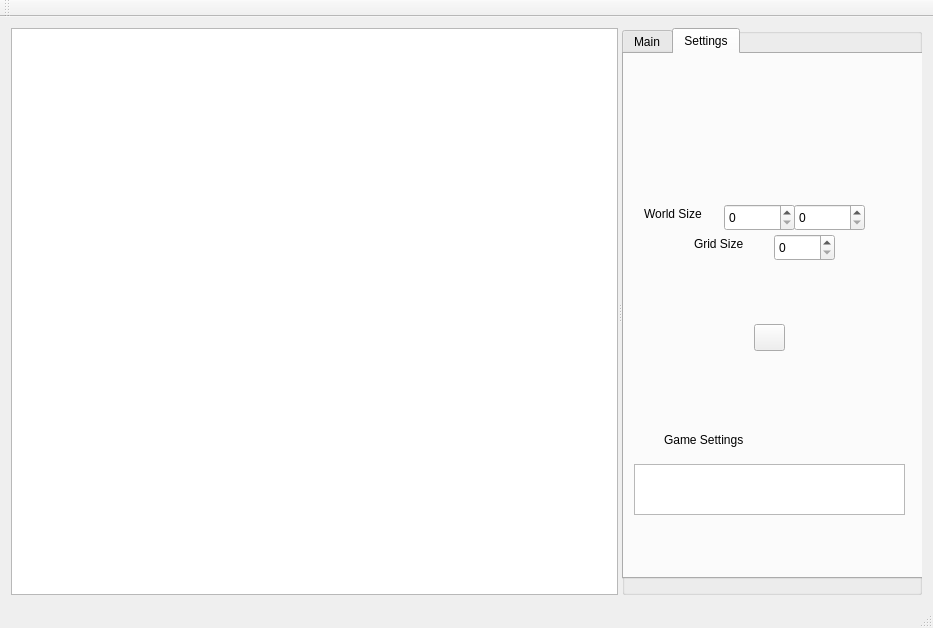
Qt form gui/mainwindow.ui (blakeMilner/pandemic) before a commit.
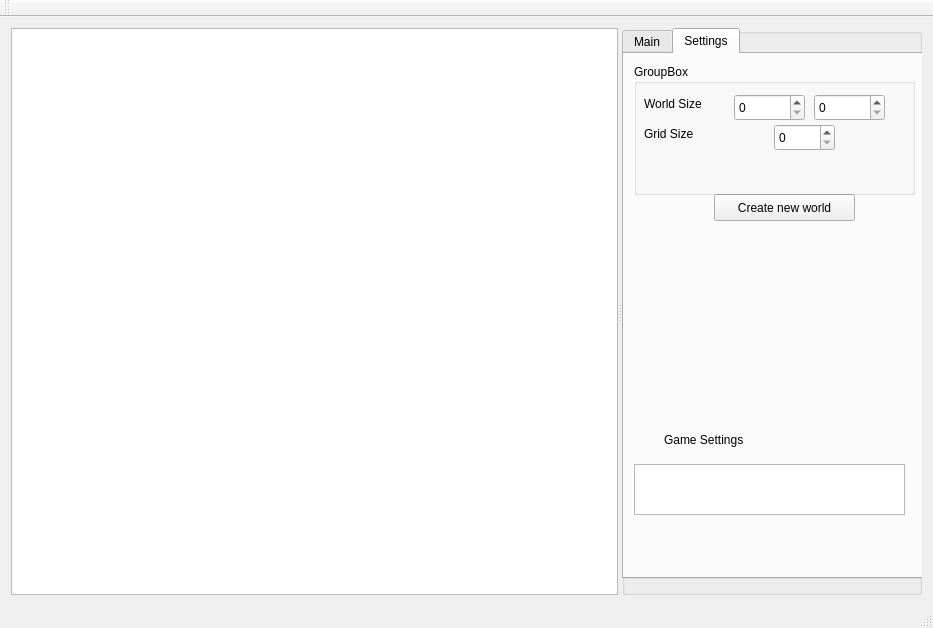
The same form after that commit.

Commit message: Added some setting changing functionality - for things like world size and region length.

Patch:
```diff
--- a/gui/mainwindow.ui
+++ b/gui/mainwindow.ui
@@ -63,7 +63,7 @@
          <attribute name="title">
           <string>Main</string>
          </attribute>
-         <widget class="QLabel" name="label">
+         <widget class="QLabel" name="label_Zoom">
           <property name="geometry">
            <rect>
             <x>10</x>
@@ -76,7 +76,7 @@
            <string>Zoom</string>
           </property>
          </widget>
-         <widget class="QLabel" name="label_2">
+         <widget class="QLabel" name="label_Framerate">
           <property name="geometry">
            <rect>
             <x>120</x>
@@ -242,12 +242,12 @@
            <enum>Qt::Vertical</enum>
           </property>
          </widget>
-         <widget class="QGroupBox" name="groupBox_3">
+         <widget class="QGroupBox" name="frameCtrl_groupBox">
           <property name="geometry">
            <rect>
             <x>100</x>
             <y>250</y>
-            <width>120</width>
+            <width>71</width>
             <height>31</height>
            </rect>
           </property>
@@ -257,7 +257,7 @@
           <widget class="QPushButton" name="next_button">
            <property name="geometry">
             <rect>
-             <x>80</x>
+             <x>40</x>
              <y>0</y>
              <width>31</width>
              <height>31</height>
@@ -281,7 +281,7 @@
            </property>
           </widget>
          </widget>
-         <widget class="QLabel" name="label_7">
+         <widget class="QLabel" name="label_Pan">
           <property name="geometry">
            <rect>
             <x>120</x>
@@ -304,14 +304,14 @@
            </rect>
           </property>
          </widget>
-         <zorder>label</zorder>
-         <zorder>label_2</zorder>
+         <zorder>label_Zoom</zorder>
+         <zorder>label_Framerate</zorder>
          <zorder>user_edit_fps_box</zorder>
          <zorder>frame_slider</zorder>
          <zorder>groupBox_2</zorder>
          <zorder>zoom_slider</zorder>
-         <zorder>groupBox_3</zorder>
-         <zorder>label_7</zorder>
+         <zorder>frameCtrl_groupBox</zorder>
+         <zorder>label_Pan</zorder>
          <zorder>regionView</zorder>
          <zorder>reset_button</zorder>
         </widget>
@@ -342,31 +342,46 @@
            </rect>
           </property>
          </widget>
+         <widget class="QPushButton" name="reset_button">
+          <property name="geometry">
+           <rect>
+            <x>90</x>
+            <y>140</y>
+            <width>141</width>
+            <height>27</height>
+           </rect>
+          </property>
+          <property name="text">
+           <string>Create new world</string>
+          </property>
+         </widget>
+         <widget class="QGroupBox" name="settings_groupBox">
+          <property name="geometry">
+           <rect>
+            <x>10</x>
+            <y>10</y>
+            <width>281</width>
+            <height>131</height>
+           </rect>
+          </property>
+          <property name="title">
+           <string>GroupBox</string>
+          </property>
          <widget class="QSpinBox" name="world_size_spinBox_X">
           <property name="geometry">
            <rect>
             <x>100</x>
-            <y>150</y>
+             <y>30</y>
             <width>71</width>
             <height>27</height>
            </rect>
           </property>
          </widget>
-         <widget class="QSpinBox" name="grid_size_spinBox">
-          <property name="geometry">
-           <rect>
-            <x>150</x>
-            <y>180</y>
-            <width>61</width>
-            <height>27</height>
-           </rect>
-          </property>
-         </widget>
          <widget class="QLabel" name="label_World_Size">
           <property name="geometry">
            <rect>
-            <x>20</x>
-            <y>150</y>
+             <x>10</x>
+             <y>30</y>
             <width>81</width>
             <height>20</height>
            </rect>
@@ -375,11 +390,21 @@
            <string>World Size</string>
           </property>
          </widget>
+          <widget class="QSpinBox" name="world_size_spinBox_Y">
+           <property name="geometry">
+            <rect>
+             <x>180</x>
+             <y>30</y>
+             <width>71</width>
+             <height>27</height>
+            </rect>
+           </property>
+          </widget>
          <widget class="QLabel" name="label_Grid_Size">
           <property name="geometry">
            <rect>
-            <x>70</x>
-            <y>180</y>
+             <x>10</x>
+             <y>60</y>
             <width>81</width>
             <height>20</height>
            </rect>
@@ -388,38 +413,22 @@
            <string>Grid Size</string>
           </property>
          </widget>
-         <widget class="QSpinBox" name="world_size_spinBox_Y">
+          <widget class="QSpinBox" name="grid_size_spinBox">
           <property name="geometry">
            <rect>
-            <x>170</x>
-            <y>150</y>
-            <width>71</width>
+             <x>140</x>
+             <y>60</y>
+             <width>61</width>
             <height>27</height>
            </rect>
           </property>
          </widget>
-         <widget class="QPushButton" name="reset_button">
-          <property name="geometry">
-           <rect>
-            <x>130</x>
-            <y>270</y>
-            <width>31</width>
-            <height>27</height>
-           </rect>
-          </property>
-          <property name="text">
-           <string/>
-          </property>
          </widget>
          <zorder>label_3</zorder>
          <zorder>settings_viewer</zorder>
-         <zorder>world_size_spinBox_X</zorder>
-         <zorder>grid_size_spinBox</zorder>
-         <zorder>label_World_Size</zorder>
-         <zorder>label_Grid_Size</zorder>
-         <zorder>world_size_spinBox_Y</zorder>
          <zorder>reset_button</zorder>
          <zorder>reset_button</zorder>
+         <zorder>settings_groupBox</zorder>
         </widget>
        </widget>
       </widget>
```
Lines whose indentation alone changed are shown as unchanged. The commit also changes 6 other files.
